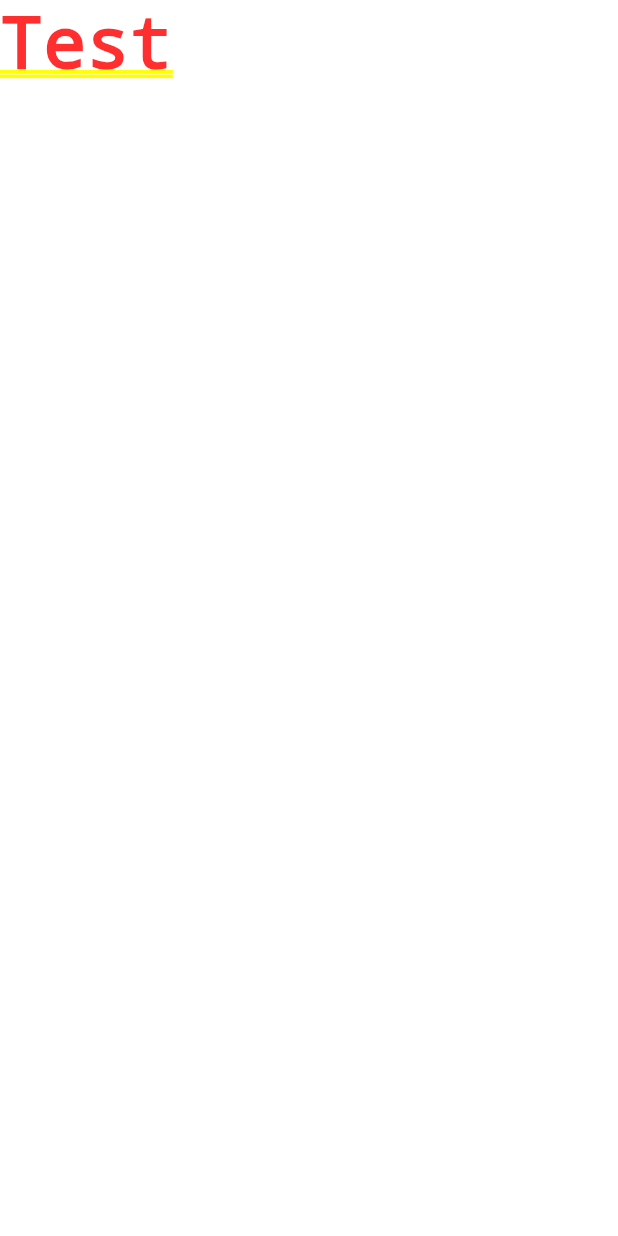
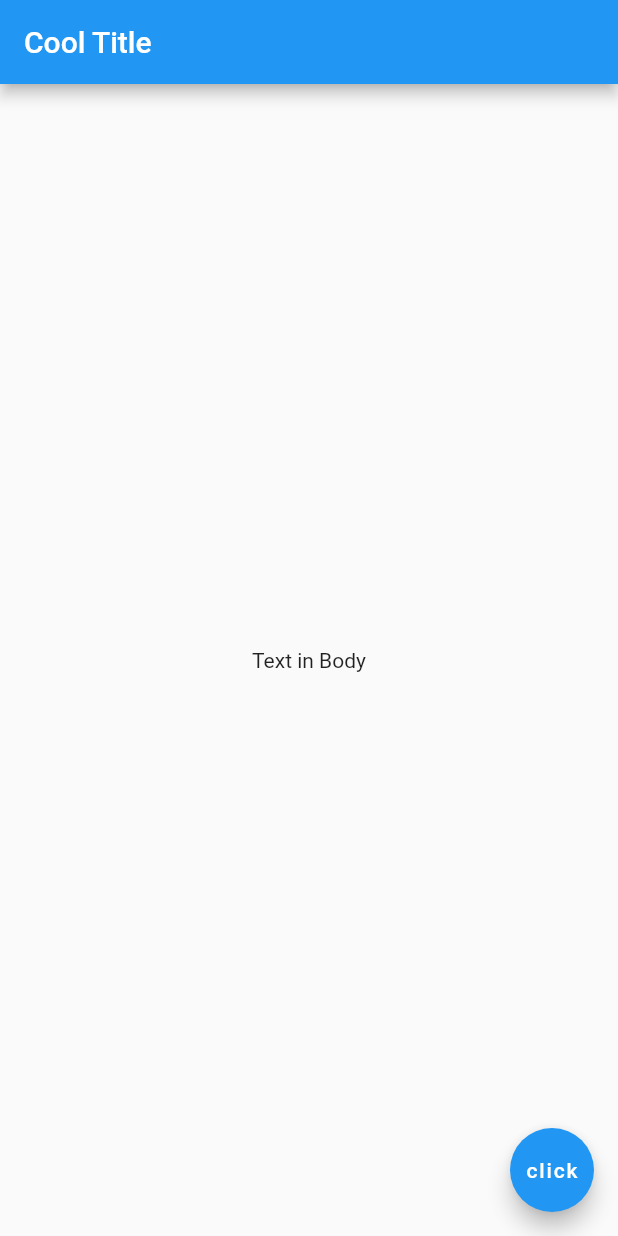
Before and after one commit to Snixells/learning-flutter, a Flutter app: the screen it shows after launch, on a phone screen of 412 x 824 dp. Run offline on Flutter 3.47's test engine with Material 2 defaults, Android fonts, the phone set to English and light mode, and no system bars.

Commit message:
Adding more to the basic Layout

```diff
--- a/lib/main.dart
+++ b/lib/main.dart
@@ -2,6 +2,16 @@ import 'package:flutter/material.dart';
 
 void main() {
   runApp(MaterialApp(
-    home: Text('Test'),
+    home: Scaffold(
+      appBar: AppBar(
+        title: Text('Cool Title'),
+      ),
+      body: Center(
+        child: Text('Text in Body'),
+      ),
+      floatingActionButton: FloatingActionButton(
+        child: Text('click'),
+      ),
+    ),
   ));
 }
```
Also changed, not shown: 1 other file.
